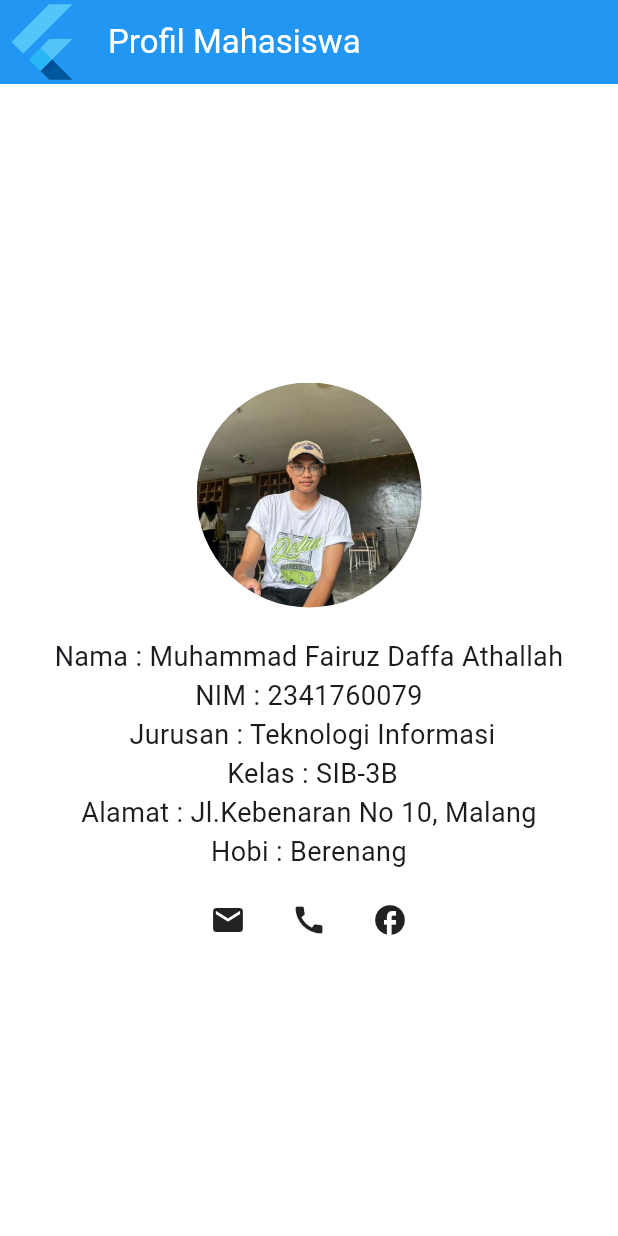
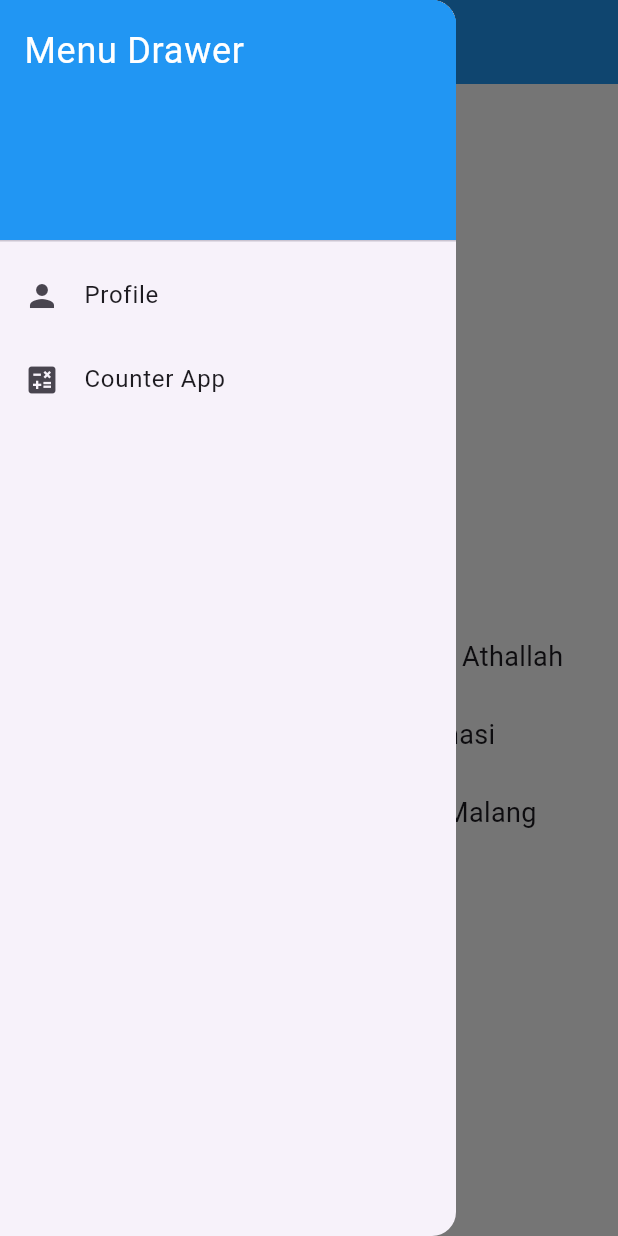
Before and after one commit to mdffth/Mobile-Programming, a Flutter app: the screen it shows after launch, with the side drawer open (before the commit the screen has no drawer), on a phone screen of 412 x 824 dp. Run offline on Flutter 3.47's test engine with Material 3 defaults, Android fonts, the phone set to English and light mode, and no system bars.

Commit message:
Nav Drawer

```diff
--- a/tugaspertemuan6/lib/main.dart
+++ b/tugaspertemuan6/lib/main.dart
@@ -1,4 +1,5 @@
 import 'package:flutter/material.dart';
+import 'counter.dart';
 
 void main() {
   runApp(const MyApp());
@@ -12,16 +13,26 @@ class MyApp extends StatelessWidget {
     return MaterialApp(
       title: 'Flutter Demo',
       theme: ThemeData(primarySwatch: Colors.blue),
-      home: Scaffold(
+      home: const ProfilePage(),
+    );
+  }
+}
+
+class ProfilePage extends StatelessWidget {
+  const ProfilePage({super.key});
+
+  @override
+  Widget build(BuildContext context) {
+    return Scaffold(
       appBar: AppBar(
         title: const Text(
           'Profil Mahasiswa',
           style: TextStyle(color: Colors.white),
         ),
         backgroundColor: Colors.blue,
-          leading: const FlutterLogo(
-            size: 20,
-          ),
+        // leading: const FlutterLogo(
+        //   size: 20,
+        // ),
       ),
       body: Center(
         child: Container(
@@ -36,12 +47,17 @@ class MyApp extends StatelessWidget {
                   width: 150,
                   height: 150,
                   fit: BoxFit.cover,
-                    errorBuilder: (context, error, stackTrace){// sebagai placeholder
+                  errorBuilder: (context, error, stackTrace) {
+                    // sebagai placeholder
                     return Container(
                       width: 150,
                       height: 150,
                       color: Colors.grey[300],
-                        child: const Icon(Icons.error, color: Colors.red, size: 50),
+                      child: const Icon(
+                        Icons.error,
+                        color: Colors.red,
+                        size: 50,
+                      ),
                     );
                   },
                 ),
@@ -55,17 +71,50 @@ class MyApp extends StatelessWidget {
               const SizedBox(height: 20),
               Row(
                 mainAxisAlignment: MainAxisAlignment.center,
-                  children: const[
+                children: const [
                   Icon(Icons.email),
                   SizedBox(width: 30),
                   Icon(Icons.call),
                   SizedBox(width: 30),
                   Icon(Icons.facebook),
                 ],
-                )
+              ),
             ],
           ),
         ),
+      ),
+      drawer: Drawer(
+        child: ListView(
+          padding: EdgeInsets.zero,
+          children: <Widget>[
+            const DrawerHeader(
+              decoration: BoxDecoration(color: Colors.blue),
+              child: Text(
+                'Menu Drawer',
+                style: TextStyle(color: Colors.white, fontSize: 24),
+              ),
+            ),
+            ListTile(
+              leading: const Icon(Icons.person),
+              title: const Text('Profile'),
+              onTap: () {
+                Navigator.pop(context);
+                Navigator.of(
+                  context,
+                ).push(MaterialPageRoute(builder: (context) => MyApp()));
+              },
+            ),
+            ListTile(
+              leading: const Icon(Icons.calculate),
+              title: const Text('Counter App'),
+              onTap: () {
+                Navigator.pop(context);
+                Navigator.of(
+                  context,
+                ).push(MaterialPageRoute(builder: (context) => counterApp()));
+              },
+            ),
+          ],
         ),
       ),
     );
```
Also changed, not shown: tugaspertemuan6/lib/counter.dart (+40 -10 lines). Lines whose indentation alone changed are shown as unchanged.
